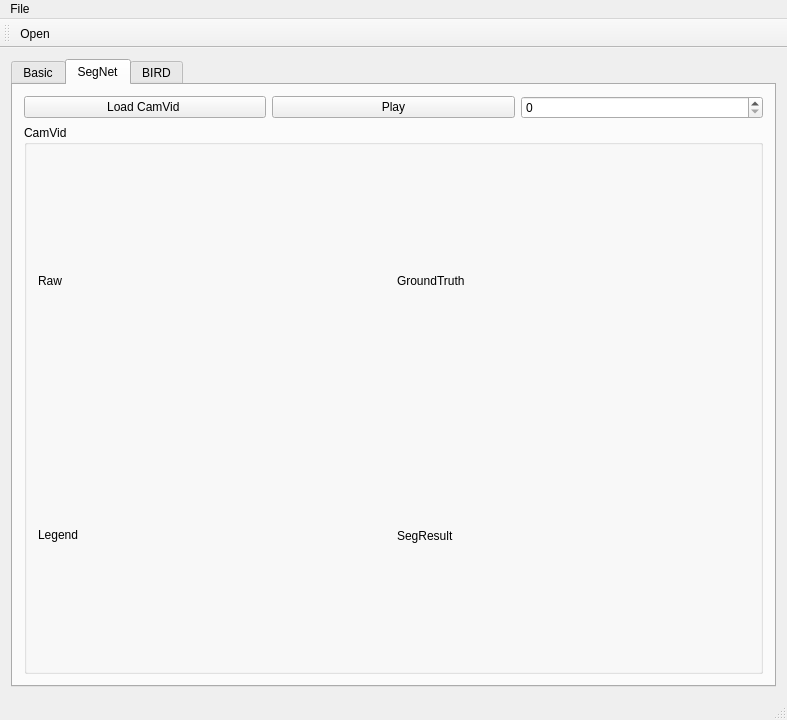
Old version of the form OpenCarVision/mainwindow.ui in the repository baidut/ITS.
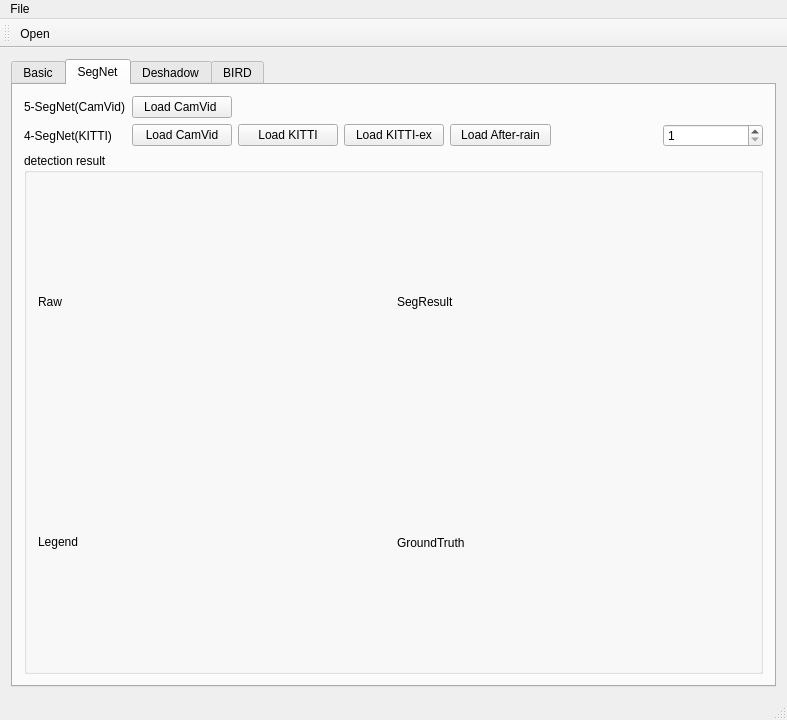
New version of the form. The open tabs and pages were chosen to show the change. Custom widgets are drawn as their Qt base class.

Commit message: add deshadow feature

```diff
--- a/OpenCarVision/mainwindow.ui
+++ b/OpenCarVision/mainwindow.ui
@@ -15,7 +15,7 @@
   </property>
   <widget class="QWidget" name="centralWidget">
    <layout class="QGridLayout" name="gridLayout_6">
-    <item row="0" column="0">
+    <item row="0" column="1">
      <widget class="QTabWidget" name="tabWidget">
       <property name="currentIndex">
        <number>1</number>
@@ -627,40 +627,12 @@
         <string>SegNet</string>
        </attribute>
        <layout class="QGridLayout" name="gridLayout_18">
-        <item row="0" column="0">
-         <widget class="QPushButton" name="pushButton_loadCamvid">
-          <property name="text">
-           <string>Load CamVid </string>
-          </property>
-         </widget>
-        </item>
-        <item row="0" column="1">
-         <widget class="QPushButton" name="pushButton_play">
-          <property name="text">
-           <string>Play</string>
-          </property>
-         </widget>
-        </item>
-        <item row="0" column="2">
-         <widget class="QSpinBox" name="spinBox_camvidNo">
-          <property name="maximum">
-           <number>232</number>
-          </property>
-         </widget>
-        </item>
-        <item row="1" column="0" colspan="3">
+        <item row="3" column="1" colspan="7">
          <widget class="QGroupBox" name="groupBox_11">
           <property name="title">
-           <string>CamVid</string>
+           <string>detection result</string>
           </property>
           <layout class="QGridLayout" name="gridLayout_17">
-           <item row="0" column="1">
-            <widget class="QLabelPlus" name="label_camvid_gt">
-             <property name="text">
-              <string>GroundTruth</string>
-             </property>
-            </widget>
-           </item>
            <item row="0" column="0">
             <widget class="QLabelPlus" name="label_camvid_raw">
              <property name="text">
@@ -668,25 +640,181 @@
              </property>
             </widget>
            </item>
-           <item row="1" column="1">
-            <widget class="QLabelPlus" name="label_camvid_res">
-             <property name="text">
-              <string>SegResult</string>
-             </property>
-            </widget>
-           </item>
-           <item row="1" column="0">
+           <item row="2" column="0">
             <widget class="QLabelPlus" name="label_camvid_legend">
              <property name="text">
               <string>&lt;html&gt;&lt;head/&gt;&lt;body&gt;&lt;p&gt;Legend&lt;/p&gt;&lt;/body&gt;&lt;/html&gt;</string>
              </property>
             </widget>
            </item>
+           <item row="2" column="1">
+            <widget class="QLabelPlus" name="label_camvid_gt">
+             <property name="text">
+              <string>GroundTruth</string>
+             </property>
+            </widget>
+           </item>
+           <item row="0" column="1">
+            <widget class="QLabelPlus" name="label_camvid_res">
+             <property name="text">
+              <string>SegResult</string>
+             </property>
+            </widget>
+           </item>
           </layout>
          </widget>
         </item>
+        <item row="0" column="2">
+         <widget class="QPushButton" name="pushButton_loadCamvid">
+          <property name="text">
+           <string>Load CamVid </string>
+          </property>
+         </widget>
+        </item>
+        <item row="0" column="1">
+         <widget class="QLabel" name="label_5">
+          <property name="text">
+           <string>5-SegNet(CamVid)</string>
+          </property>
+         </widget>
+        </item>
+        <item row="1" column="7">
+         <widget class="QSpinBox" name="spinBox_camvidNo">
+          <property name="minimum">
+           <number>1</number>
+          </property>
+          <property name="maximum">
+           <number>232</number>
+          </property>
+         </widget>
+        </item>
+        <item row="1" column="1">
+         <widget class="QLabel" name="label_6">
+          <property name="text">
+           <string>4-SegNet(KITTI)</string>
+          </property>
+         </widget>
+        </item>
+        <item row="1" column="5">
+         <widget class="QPushButton" name="pushButton_loadAfterRain">
+          <property name="text">
+           <string>Load After-rain</string>
+          </property>
+         </widget>
+        </item>
+        <item row="1" column="2">
+         <widget class="QPushButton" name="pushButton_loadCamvid4">
+          <property name="text">
+           <string>Load CamVid</string>
+          </property>
+         </widget>
+        </item>
+        <item row="1" column="3">
+         <widget class="QPushButton" name="pushButton_loadKittiTrain">
+          <property name="text">
+           <string>Load KITTI</string>
+          </property>
+         </widget>
+        </item>
+        <item row="1" column="4">
+         <widget class="QPushButton" name="pushButton_loadKittiTest">
+          <property name="text">
+           <string>Load KITTI-ex</string>
+          </property>
+         </widget>
+        </item>
        </layout>
       </widget>
+      <widget class="QWidget" name="tab_4">
+       <attribute name="title">
+        <string>Deshadow</string>
+       </attribute>
+       <widget class="QGroupBox" name="groupBox_12">
+        <property name="geometry">
+         <rect>
+          <x>10</x>
+          <y>60</y>
+          <width>745</width>
+          <height>457</height>
+         </rect>
+        </property>
+        <property name="title">
+         <string>detection result</string>
+        </property>
+        <layout class="QGridLayout" name="gridLayout_19">
+         <item row="0" column="0">
+          <widget class="QLabelPlus" name="label_raw_s2">
+           <property name="text">
+            <string>Raw</string>
+           </property>
+          </widget>
+         </item>
+         <item row="2" column="0">
+          <widget class="QLabelPlus" name="label_ii_s2">
+           <property name="text">
+            <string>&lt;html&gt;&lt;head/&gt;&lt;body&gt;&lt;p&gt;rgb2ii&lt;/p&gt;&lt;/body&gt;&lt;/html&gt;</string>
+           </property>
+          </widget>
+         </item>
+         <item row="2" column="1">
+          <widget class="QLabelPlus" name="label_s_s2">
+           <property name="text">
+            <string>S</string>
+           </property>
+          </widget>
+         </item>
+         <item row="0" column="1">
+          <widget class="QLabelPlus" name="label_s2_s2">
+           <property name="text">
+            <string>S2</string>
+           </property>
+          </widget>
+         </item>
+        </layout>
+       </widget>
+       <widget class="QSpinBox" name="spinBox_s2_no">
+        <property name="geometry">
+         <rect>
+          <x>650</x>
+          <y>30</y>
+          <width>101</width>
+          <height>20</height>
+         </rect>
+        </property>
+        <property name="minimum">
+         <number>1</number>
+        </property>
+        <property name="maximum">
+         <number>232</number>
+        </property>
+       </widget>
+       <widget class="QPushButton" name="pushButton_s2_afterrain">
+        <property name="geometry">
+         <rect>
+          <x>20</x>
+          <y>20</y>
+          <width>141</width>
+          <height>23</height>
+         </rect>
+        </property>
+        <property name="text">
+         <string>Load After-rain</string>
+        </property>
+       </widget>
+       <widget class="QPushButton" name="pushButton_s2_kitti">
+        <property name="geometry">
+         <rect>
+          <x>190</x>
+          <y>20</y>
+          <width>75</width>
+          <height>23</height>
+         </rect>
+        </property>
+        <property name="text">
+         <string>Load kitti</string>
+        </property>
+       </widget>
+      </widget>
       <widget class="QWidget" name="tab_3">
        <attribute name="title">
         <string>BIRD</string>
```
Left out of the diff: 8 changed lines with no effect on the pictures. The commit also changes 4 other files.
